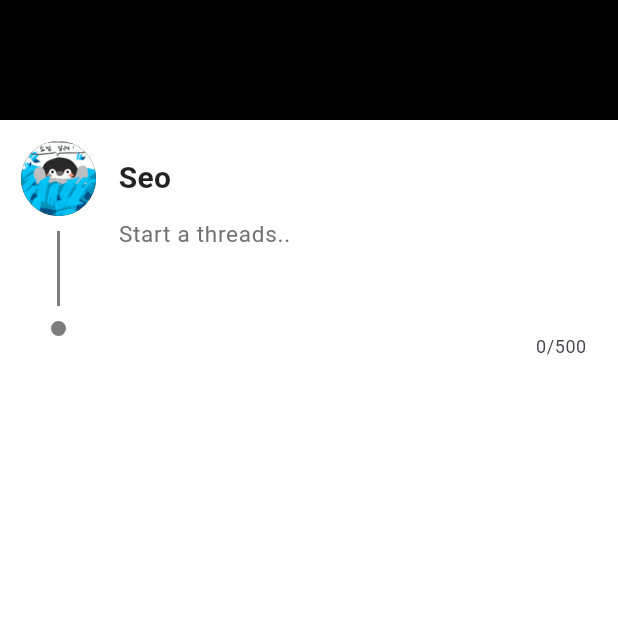
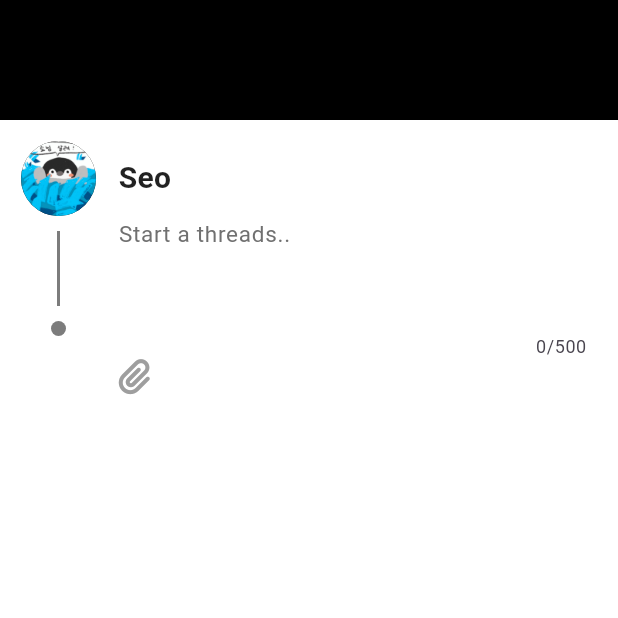
Before and after one commit to seo081225/tiktok_clone, a Flutter app: the PostScreen screen opened directly, on a phone screen of 412 x 824 dp, the top half of it. Run offline on Flutter 3.47's test engine with Material 2 defaults, Android fonts, the phone set to English and light mode, and no system bars; our stand-ins replace camera, font_awesome_flutter, gallery_saver, go_router, image_picker, permission_handler and 2 more.

Commit message:
과제-비디오

```diff
--- a/lib/threads/post_screen.dart
+++ b/lib/threads/post_screen.dart
@@ -1,6 +1,8 @@
 import 'package:flutter/material.dart';
+import 'package:font_awesome_flutter/font_awesome_flutter.dart';
 import 'package:tiktok_clone_2023/constants/gaps.dart';
 import 'package:tiktok_clone_2023/constants/sizes.dart';
+import 'package:tiktok_clone_2023/features/videos/video_recording_screen.dart';
 import 'package:tiktok_clone_2023/utils.dart';
 
 class PostScreen extends StatefulWidget {
@@ -26,6 +28,15 @@ class _PostScreenState extends State<PostScreen> {
     scrollcontroller = ScrollController();
     _textEditingController = TextEditingController();
     super.initState();
+  }
+
+  void _onNextTap() {
+    Navigator.of(context).pushAndRemoveUntil(
+      MaterialPageRoute(
+        builder: (context) => const VideoRecordingScreen(),
+      ),
+      (route) => false,
+    );
   }
 
   @override
@@ -135,10 +146,14 @@ class _PostScreenState extends State<PostScreen> {
                         SizedBox(
                           width: MediaQuery.of(context).size.width - 100,
                           height: MediaQuery.of(context).size.height / 3,
-                          child: TextField(
+                          child: Column(
+                            children: [
+                              TextField(
                                 maxLength: 500,
-                            style: const TextStyle(
-                              color: Color.fromARGB(255, 29, 29, 29),
+                                style: TextStyle(
+                                  color: isDarkMode(context)
+                                      ? Colors.grey.shade400
+                                      : Colors.grey.shade900,
                                 ),
                                 controller: _textEditingController,
                                 onChanged: (texts) {
@@ -150,7 +165,8 @@ class _PostScreenState extends State<PostScreen> {
                                       height: 70,
                                       width: 50,
                                       child: Column(
-                                    mainAxisAlignment: MainAxisAlignment.start,
+                                        mainAxisAlignment:
+                                            MainAxisAlignment.start,
                                         children: [
                                           SizedBox(
                                             height: 4,
@@ -168,8 +184,24 @@ class _PostScreenState extends State<PostScreen> {
                                     hintText: "Start a threads..",
                                     hintStyle: TextStyle(
                                         fontSize: 15,
-                                    color: Color.fromARGB(255, 112, 112, 112),
+                                        color:
+                                            Color.fromARGB(255, 112, 112, 112),
                                         overflow: TextOverflow.ellipsis)),
+                              ),
+                              Gaps.h16,
+                              Row(
+                                crossAxisAlignment: CrossAxisAlignment.start,
+                                children: [
+                                  GestureDetector(
+                                    onTap: _onNextTap,
+                                    child: FaIcon(
+                                      FontAwesomeIcons.paperclip,
+                                      color: Colors.grey.shade500,
+                                    ),
+                                  ),
+                                ],
+                              ),
+                            ],
                           ),
                         ),
                       ],
--- a/lib/threads/user_profile_screen.dart
+++ b/lib/threads/user_profile_screen.dart
@@ -658,10 +658,10 @@ class PersistentTabBar extends SliverPersistentHeaderDelegate {
   }
 
   @override
-  double get maxExtent => 39.5;
+  double get maxExtent => 39;
 
   @override
-  double get minExtent => 39.5;
+  double get minExtent => 39;
 
   @override
   bool shouldRebuild(covariant SliverPersistentHeaderDelegate oldDelegate) {
```
Lines whose indentation alone changed are shown as unchanged.
